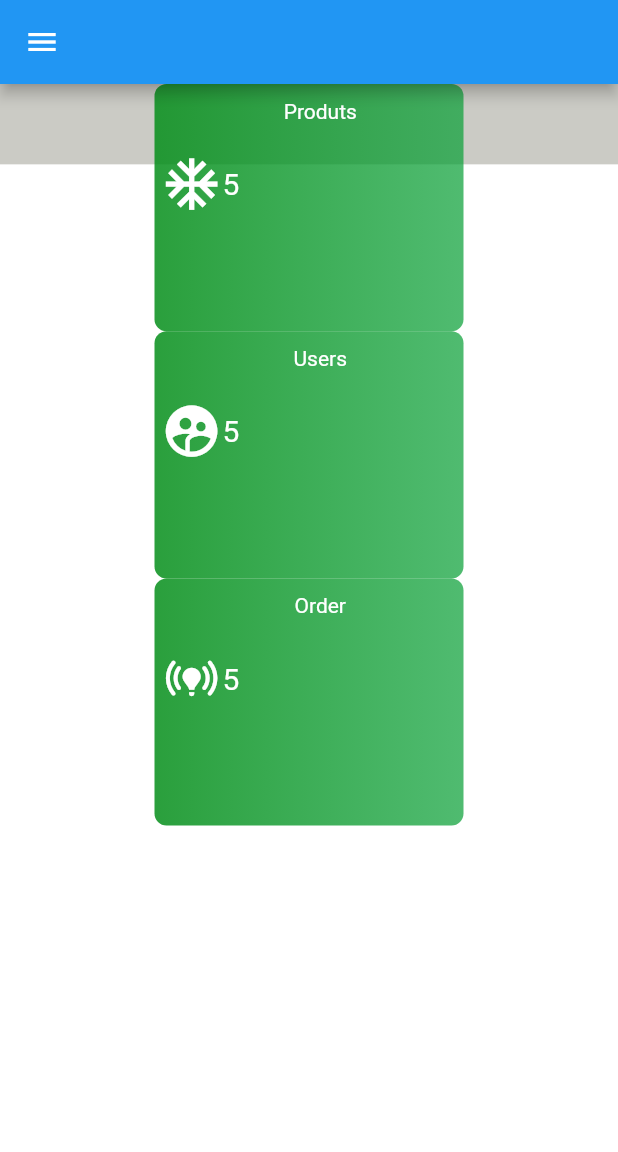
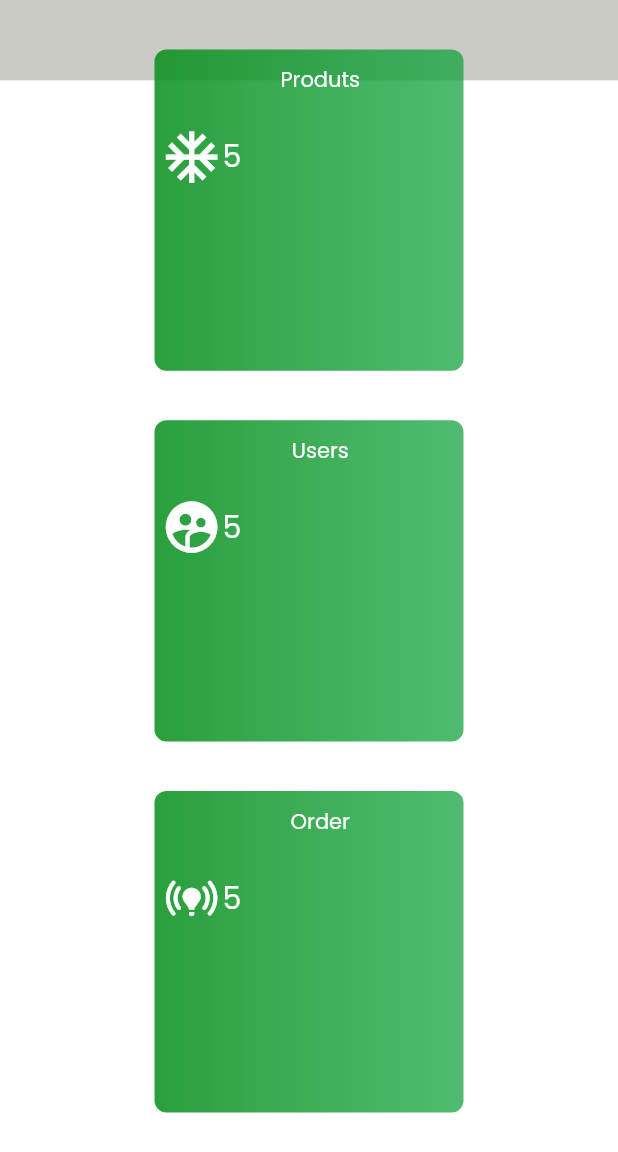
Before and after one commit to MhdFahid/real_estate_project, a Flutter app: the screen it shows after launch, on a phone screen of 412 x 824 dp. Shown: the top 1152 px of the screen. Run offline on Flutter 3.47's test engine with Material 2 defaults, Android fonts, the light colour scheme and no system bars; our stand-ins replace flutter_svg, google_fonts.

Commit message:
initial commit

```diff
--- a/lib/Screens/home_screen/home_screen.dart
+++ b/lib/Screens/home_screen/home_screen.dart
@@ -9,11 +9,6 @@ class HomeScreen extends StatelessWidget {
   Widget build(BuildContext context) {
     final size = MediaQuery.of(context).size;
     return Scaffold(
-      appBar: size.width < 650
-          ? AppBar(
-              leading: IconButton(onPressed: () {}, icon: Icon(Icons.menu)),
-            )
-          : null,
       body: Row(
         children: [
           size.width > 650 ? const DrewerHome() : const SizedBox(),
@@ -63,6 +58,7 @@ class HomeScreen extends StatelessWidget {
                     ),
                   ),
                 )
+              //  mobile screeen
               : Expanded(
                   child: SingleChildScrollView(
                     child: Column(
@@ -86,17 +82,18 @@ class HomeScreen extends StatelessWidget {
                               child: Column(
                                 mainAxisAlignment: MainAxisAlignment.start,
                                 children: [
+                                  SizedBox(height: size.width * 0.08),
                                   const ContentCenter(
                                       title: 'Produts', icon: Icons.ac_unit),
-                                  SizedBox(width: size.width * 0.08),
+                                  SizedBox(height: size.width * 0.08),
                                   const ContentCenter(
                                       title: 'Users',
                                       icon: Icons.supervised_user_circle),
-                                  SizedBox(width: size.width * 0.08),
+                                  SizedBox(height: size.width * 0.08),
                                   const ContentCenter(
                                       title: 'Order',
                                       icon: Icons.online_prediction_rounded),
-                                  SizedBox(width: size.width * 0.08),
+                                  SizedBox(height: size.width * 0.08),
                                 ],
                               ),
                             )
--- a/lib/Screens/home_screen/widgets/center_content.dart
+++ b/lib/Screens/home_screen/widgets/center_content.dart
@@ -9,7 +9,7 @@ class ContentCenter extends StatelessWidget {
   Widget build(BuildContext context) {
     final size = MediaQuery.of(context).size;
     return Container(
-      height: size.height * 0.20,
+      height: size.height * 0.260,
       width: size.width > 650 ? size.width * 0.15 : size.width * 0.5,
       decoration: BoxDecoration(
           borderRadius: BorderRadius.circular(8), gradient: gradient),
--- a/lib/main.dart
+++ b/lib/main.dart
@@ -3,6 +3,7 @@ import 'package:flutter/material.dart';
 import 'package:flutter_auth/Screens/home_screen/home_screen.dart';
 
 import 'package:flutter_auth/constants.dart';
+import 'package:google_fonts/google_fonts.dart';
 
 void main() => runApp(const MyApp());
 
@@ -16,6 +17,7 @@ class MyApp extends StatelessWidget {
       debugShowCheckedModeBanner: false,
       title: 'Flutter Auth',
       theme: ThemeData(
+          textTheme: TextTheme(bodyMedium: GoogleFonts.poppins()),
           primaryColor: kPrimaryColor,
           scaffoldBackgroundColor: Colors.white,
           elevatedButtonTheme: ElevatedButtonThemeData(
--- a/pubspec.yaml
+++ b/pubspec.yaml
@@ -24,6 +24,7 @@ dependencies:
   # Use with the CupertinoIcons class for iOS style icons.
   cupertino_icons: ^1.0.5
   flutter_svg: ^1.1.0
+  google_fonts:
 
 dev_dependencies:
   flutter_test:
```
Also changed, not shown: 1 other file.
